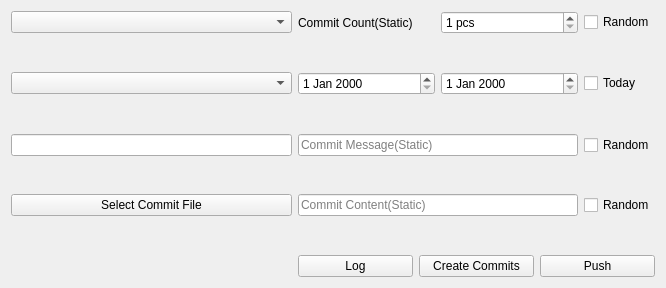
This is lib/widgets/RepositoryCard/design/RepositoryCardUI.ui in xaprier/XFakeContrib as Qt 5 draws it before an edit. The edited form follows.
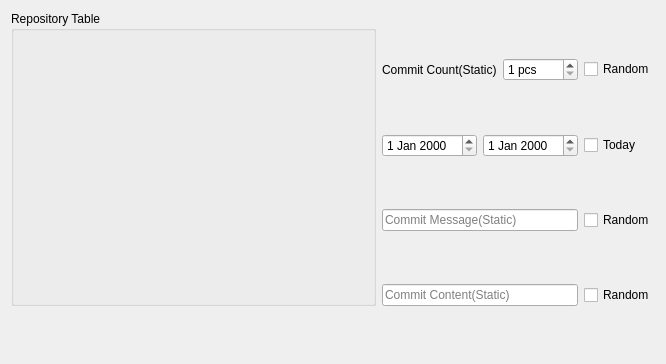
This is the edited form. Custom widgets are drawn as their Qt base class.

Commit message: Completed RepositoryCard widget

```diff
--- a/lib/widgets/RepositoryCard/design/RepositoryCardUI.ui
+++ b/lib/widgets/RepositoryCard/design/RepositoryCardUI.ui
@@ -7,7 +7,7 @@
     <x>0</x>
     <y>0</y>
     <width>666</width>
-    <height>288</height>
+    <height>364</height>
    </rect>
   </property>
   <property name="sizePolicy">
@@ -21,19 +21,9 @@
   </property>
   <layout class="QGridLayout" name="gridLayout_2">
    <item row="0" column="0">
-    <layout class="QGridLayout" name="gridLayout">
-     <item row="2" column="0">
-      <widget class="QComboBox" name="branchCombo"/>
-     </item>
-     <item row="6" column="2">
-      <widget class="QCheckBox" name="commitContentCB">
-       <property name="text">
-        <string>Random</string>
-       </property>
-      </widget>
-     </item>
-     <item row="3" column="1">
-      <spacer name="verticalSpacer">
+    <layout class="QGridLayout" name="GL_Main">
+     <item row="2" column="1">
+      <spacer name="verticalSpacer_2">
        <property name="orientation">
         <enum>Qt::Orientation::Vertical</enum>
        </property>
@@ -45,8 +35,14 @@
        </property>
       </spacer>
      </item>
-     <item row="6" column="1">
+     <item row="7" column="1">
       <widget class="QLineEdit" name="commitContentLE">
+       <property name="sizePolicy">
+        <sizepolicy hsizetype="MinimumExpanding" vsizetype="Fixed">
+         <horstretch>0</horstretch>
+         <verstretch>0</verstretch>
+        </sizepolicy>
+       </property>
        <property name="readOnly">
         <bool>false</bool>
        </property>
@@ -55,8 +51,24 @@
        </property>
       </widget>
      </item>
-     <item row="2" column="1">
-      <layout class="QHBoxLayout" name="horizontalLayout_3">
+     <item row="1" column="2">
+      <widget class="QCheckBox" name="commitCountCB">
+       <property name="sizePolicy">
+        <sizepolicy hsizetype="Minimum" vsizetype="Fixed">
+         <horstretch>0</horstretch>
+         <verstretch>0</verstretch>
+        </sizepolicy>
+       </property>
+       <property name="toolTip">
+        <string>Random count between [1-20]</string>
+       </property>
+       <property name="text">
+        <string>Random</string>
+       </property>
+      </widget>
+     </item>
+     <item row="3" column="1">
+      <layout class="QHBoxLayout" name="HL_Date">
        <property name="spacing">
         <number>6</number>
        </property>
@@ -82,82 +94,10 @@
        </item>
       </layout>
      </item>
-     <item row="2" column="2">
-      <widget class="QCheckBox" name="dateCB">
-       <property name="sizePolicy">
-        <sizepolicy hsizetype="Minimum" vsizetype="Fixed">
-         <horstretch>0</horstretch>
-         <verstretch>0</verstretch>
-        </sizepolicy>
-       </property>
-       <property name="text">
-        <string>Today</string>
-       </property>
-      </widget>
-     </item>
-     <item row="4" column="0">
-      <widget class="QLineEdit" name="remoteUrlLE">
-       <property name="readOnly">
-        <bool>true</bool>
-       </property>
-      </widget>
-     </item>
-     <item row="4" column="2">
-      <widget class="QCheckBox" name="commitMessageCB">
-       <property name="sizePolicy">
-        <sizepolicy hsizetype="Minimum" vsizetype="Fixed">
-         <horstretch>0</horstretch>
-         <verstretch>0</verstretch>
-        </sizepolicy>
-       </property>
-       <property name="text">
-        <string>Random</string>
-       </property>
-      </widget>
-     </item>
-     <item row="6" column="0">
-      <widget class="QPushButton" name="commitFilePB">
-       <property name="text">
-        <string>Select Commit File</string>
-       </property>
-      </widget>
-     </item>
-     <item row="1" column="1">
-      <spacer name="verticalSpacer_2">
-       <property name="orientation">
-        <enum>Qt::Orientation::Vertical</enum>
-       </property>
-       <property name="sizeHint" stdset="0">
-        <size>
-         <width>20</width>
-         <height>40</height>
-        </size>
-       </property>
-      </spacer>
-     </item>
-     <item row="0" column="0">
-      <widget class="QComboBox" name="repositoriesCombo"/>
-     </item>
-     <item row="0" column="2">
-      <widget class="QCheckBox" name="commitCountCB">
-       <property name="sizePolicy">
-        <sizepolicy hsizetype="Minimum" vsizetype="Fixed">
-         <horstretch>0</horstretch>
-         <verstretch>0</verstretch>
-        </sizepolicy>
-       </property>
-       <property name="toolTip">
-        <string>Random count between [1-20]</string>
-       </property>
-       <property name="text">
-        <string>Random</string>
-       </property>
-      </widget>
-     </item>
-     <item row="4" column="1">
+     <item row="5" column="1">
       <widget class="QLineEdit" name="commitMessageLE">
        <property name="sizePolicy">
-        <sizepolicy hsizetype="Expanding" vsizetype="Fixed">
+        <sizepolicy hsizetype="MinimumExpanding" vsizetype="Fixed">
          <horstretch>0</horstretch>
          <verstretch>0</verstretch>
         </sizepolicy>
@@ -170,8 +110,8 @@
        </property>
       </widget>
      </item>
-     <item row="5" column="1">
-      <spacer name="verticalSpacer_4">
+     <item row="4" column="1">
+      <spacer name="verticalSpacer">
        <property name="orientation">
         <enum>Qt::Orientation::Vertical</enum>
        </property>
@@ -183,7 +123,7 @@
        </property>
       </spacer>
      </item>
-     <item row="7" column="1">
+     <item row="8" column="1">
       <spacer name="verticalSpacer_3">
        <property name="orientation">
         <enum>Qt::Orientation::Vertical</enum>
@@ -196,8 +136,61 @@
        </property>
       </spacer>
      </item>
-     <item row="0" column="1">
-      <layout class="QHBoxLayout" name="horizontalLayout_2">
+     <item row="7" column="2">
+      <widget class="QCheckBox" name="commitContentCB">
+       <property name="text">
+        <string>Random</string>
+       </property>
+      </widget>
+     </item>
+     <item row="9" column="1" colspan="2">
+      <layout class="QHBoxLayout" name="HL_Buttons">
+       <property name="sizeConstraint">
+        <enum>QLayout::SetDefaultConstraint</enum>
+       </property>
+       <item>
+        <widget class="RepositoryCardCreateCommits" name="createCommitsPB" native="true"/>
+       </item>
+       <item>
+        <widget class="RepositoryCardPush" name="pushPB" native="true">
+         <property name="sizePolicy">
+          <sizepolicy hsizetype="Preferred" vsizetype="Preferred">
+           <horstretch>0</horstretch>
+           <verstretch>0</verstretch>
+          </sizepolicy>
+         </property>
+        </widget>
+       </item>
+      </layout>
+     </item>
+     <item row="6" column="1">
+      <spacer name="verticalSpacer_4">
+       <property name="orientation">
+        <enum>Qt::Vertical</enum>
+       </property>
+       <property name="sizeHint" stdset="0">
+        <size>
+         <width>20</width>
+         <height>40</height>
+        </size>
+       </property>
+      </spacer>
+     </item>
+     <item row="3" column="2">
+      <widget class="QCheckBox" name="dateCB">
+       <property name="sizePolicy">
+        <sizepolicy hsizetype="Minimum" vsizetype="Fixed">
+         <horstretch>0</horstretch>
+         <verstretch>0</verstretch>
+        </sizepolicy>
+       </property>
+       <property name="text">
+        <string>Today</string>
+       </property>
+      </widget>
+     </item>
+     <item row="1" column="1">
+      <layout class="QHBoxLayout" name="HL_CommitCount">
        <item>
         <widget class="QLabel" name="commitCountL">
          <property name="text">
@@ -217,38 +210,63 @@
        </item>
       </layout>
      </item>
-     <item row="8" column="1" colspan="2">
-      <layout class="QHBoxLayout" name="horizontalLayout">
-       <property name="sizeConstraint">
-        <enum>QLayout::SizeConstraint::SetDefaultConstraint</enum>
+     <item row="5" column="2">
+      <widget class="QCheckBox" name="commitMessageCB">
+       <property name="sizePolicy">
+        <sizepolicy hsizetype="Minimum" vsizetype="Fixed">
+         <horstretch>0</horstretch>
+         <verstretch>0</verstretch>
+        </sizepolicy>
        </property>
-       <item>
-        <widget class="QPushButton" name="logPB">
-         <property name="text">
-          <string>Log</string>
-         </property>
-        </widget>
-       </item>
-       <item>
-        <widget class="QPushButton" name="createCommitsPB">
-         <property name="text">
-          <string>Create Commits</string>
-         </property>
-        </widget>
-       </item>
-       <item>
-        <widget class="QPushButton" name="pushPB">
-         <property name="text">
-          <string>Push</string>
-         </property>
-        </widget>
-       </item>
-      </layout>
+       <property name="text">
+        <string>Random</string>
+       </property>
+      </widget>
+     </item>
+     <item row="0" column="1">
+      <spacer name="verticalSpacer_5">
+       <property name="orientation">
+        <enum>Qt::Vertical</enum>
+       </property>
+       <property name="sizeHint" stdset="0">
+        <size>
+         <width>20</width>
+         <height>40</height>
+        </size>
+       </property>
+      </spacer>
+     </item>
+     <item row="0" column="0" rowspan="8">
+      <widget class="QGroupBox" name="groupBoxRepoTable">
+       <property name="sizePolicy">
+        <sizepolicy hsizetype="Expanding" vsizetype="Preferred">
+         <horstretch>20</horstretch>
+         <verstretch>0</verstretch>
+        </sizepolicy>
+       </property>
+       <property name="title">
+        <string>Repository Table</string>
+       </property>
+      </widget>
      </item>
     </layout>
    </item>
   </layout>
  </widget>
+ <customwidgets>
+  <customwidget>
+   <class>RepositoryCardPush</class>
+   <extends>QWidget</extends>
+   <header>RepositoryCardPush.hpp</header>
+   <container>1</container>
+  </customwidget>
+  <customwidget>
+   <class>RepositoryCardCreateCommits</class>
+   <extends>QWidget</extends>
+   <header>RepositoryCardCreateCommits.hpp</header>
+   <container>1</container>
+  </customwidget>
+ </customwidgets>
  <resources/>
  <connections/>
 </ui>
```
Left out of the diff: 6 changed lines with no effect on the pictures. The commit also changes 41 other files.
